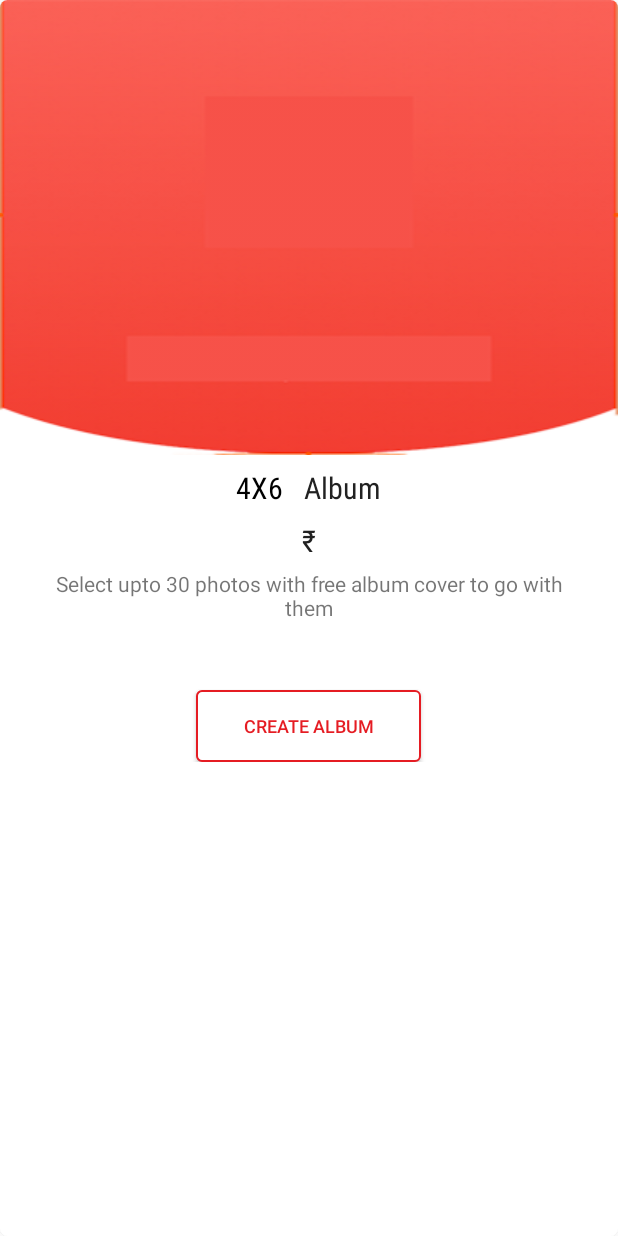
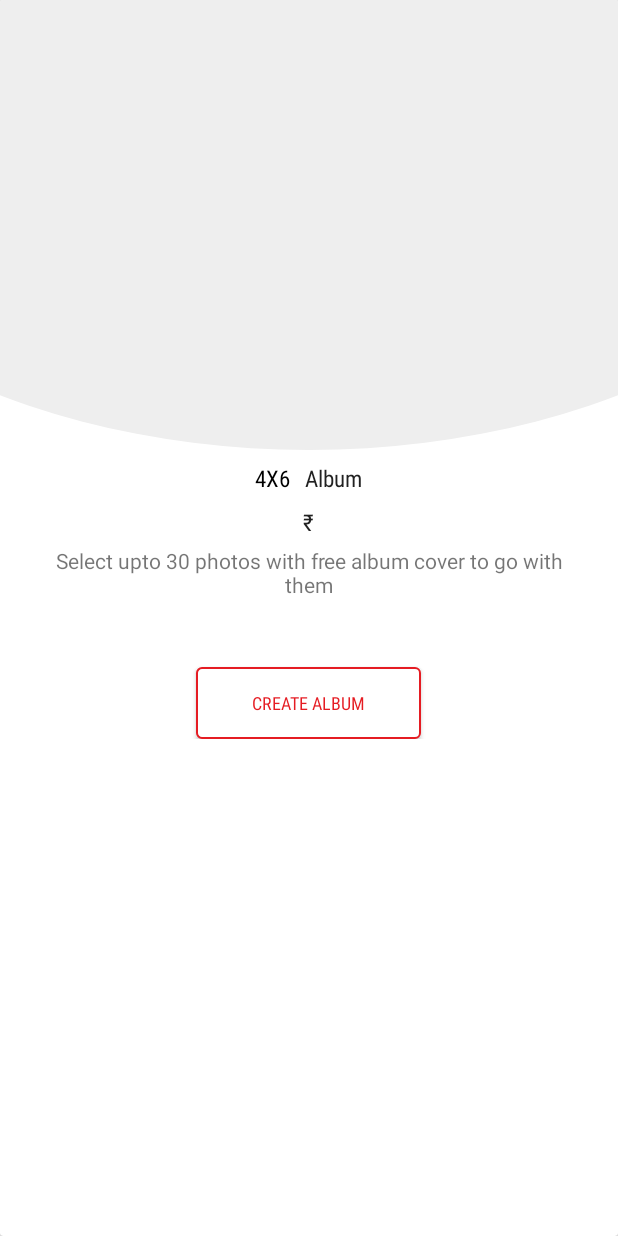
Before and after one commit to narmwarevrushali/album1, an Android app: the layout card_album_next.xml on its own in the app's theme, with its tools: preview values and no code run, on a phone screen of 412 x 824 dp. Run offline under Robolectric (Android 15) with nearby library versions, the phone set to English and light mode, and no system bars.

Commit message:
1. semicircle layout added. 2. styles -> font size changed.

```diff
--- /dev/null
+++ b/app/src/main/res/drawable/semicircle_shape.xml
@@ -0,0 +1,12 @@
+<?xml version="1.0" encoding="utf-8"?>
+<layer-list xmlns:android="http://schemas.android.com/apk/res/android">
+    <item
+        android:left="-190dp"
+        android:right="-190dp"
+        android:top="-200dp">
+        <shape xmlns:android="http://schemas.android.com/apk/res/android"
+            android:shape="oval">
+            <solid android:color="@color/grey_200" />
+        </shape>
+    </item>
+</layer-list>
--- a/app/src/main/res/layout/card_album_next.xml
+++ b/app/src/main/res/layout/card_album_next.xml
@@ -9,21 +9,20 @@
         android:id="@+id/album_card"
         android:layout_width="match_parent"
         android:layout_height="match_parent"
-        app:cardCornerRadius="5dp">
+        >
 
         <LinearLayout
             android:layout_width="match_parent"
             android:layout_height="wrap_content"
             android:orientation="vertical">
 
-            <ImageView
+            <LinearLayout
+                android:orientation="vertical"
                 android:id="@+id/img_album"
                 android:layout_gravity="center"
                 android:layout_width="match_parent"
-                android:layout_height="match_parent"
-                android:background="@drawable/curved" />
-
-
+                android:layout_height="300dp"
+                android:background="@drawable/semicircle_shape" />
 
             <LinearLayout
                 android:layout_width="wrap_content"
@@ -56,7 +55,7 @@
                         style="@style/small_title_textStyle"
                         android:text=" Album"
                         android:textColor="@color/grey_900"
-                        android:textSize="20dp" />
+                         />
 
                 </LinearLayout>
 
@@ -97,8 +96,7 @@
                     android:id="@+id/bt_card_album_create"
                     android:layout_marginTop="45dp"
                     android:text="CREATE ALBUM"
-                    android:textSize="12sp"
-
+                    style="@style/buttonStyle"
                     android:textColor="@color/colorPrimary"
                     android:background="@drawable/button_album_card"
                     android:layout_width="150dp"
--- a/app/src/main/res/layout/fragment_album.xml
+++ b/app/src/main/res/layout/fragment_album.xml
@@ -27,11 +27,8 @@
             <android.support.v7.widget.RecyclerView
                 android:id="@+id/recycler"
                 android:layout_marginBottom="5dp"
-                android:layout_marginLeft="5dp"
-                android:layout_marginRight="5dp"
                 android:layout_width="match_parent"
                 android:layout_height="match_parent"
-                android:layout_margin="3dp"
                 android:scrollbars="vertical"/>
 
         </LinearLayout>
--- a/app/src/main/res/layout/fragment_cart_empty.xml
+++ b/app/src/main/res/layout/fragment_cart_empty.xml
@@ -37,14 +37,14 @@
 
         <Button
             android:id="@+id/btn_back"
-            android:background="@drawable/button_shape_menu"
+            android:background="@drawable/button_dialog"
             android:padding="4dp"
             android:layout_marginTop="70dp"
-            android:textColor="@android:color/white"
+            android:textColor="@color/colorPrimary"
             android:text="Back to main menu"
             style="@style/buttonStyle"
             android:layout_centerInParent="true"
-            android:layout_width="wrap_content"
+            android:layout_width="150dp"
             android:layout_height="wrap_content" />
 
 </LinearLayout>
--- a/app/src/main/res/layout/fragment_cart_full.xml
+++ b/app/src/main/res/layout/fragment_cart_full.xml
@@ -254,10 +254,10 @@
         android:background="@android:color/transparent"
         android:singleLine="true"
         android:ellipsize="end"
+        style="@style/buttonStyle"
         android:layout_toLeftOf="@+id/redeem"
         android:layout_centerInParent="true"
         android:textColor="@color/yellow_700"
-        android:textAllCaps="false"
         android:layout_width="match_parent"
         android:layout_height="wrap_content" />
 
--- a/app/src/main/res/layout/fragment_profile.xml
+++ b/app/src/main/res/layout/fragment_profile.xml
@@ -195,7 +195,6 @@
                         android:text="Order Tracking &amp; Receipts"
                         style="@style/textStyle"
                         android:gravity="center"
-                        android:textSize="15sp"
                         android:layout_width="wrap_content"
                         android:layout_height="wrap_content" />
 </LinearLayout>
--- a/app/src/main/res/values-v16/styles.xml
+++ b/app/src/main/res/values-v16/styles.xml
@@ -4,24 +4,24 @@
     <style name="textStyle">
         <item name="android:fontFamily">sans-serif-condensed</item>
         <item name="android:textColor">@android:color/black</item>
-        <item name="android:textSize">16sp</item>
+        <item name="android:textSize">13sp</item>
     </style>
 
     <style name="small_title_textStyle">
         <item name="android:fontFamily">sans-serif-condensed</item>
         <item name="android:textColor">@android:color/black</item>
-        <item name="android:textSize">20sp</item>
+        <item name="android:textSize">15sp</item>
     </style>
 
     <style name="big_title_textStyle">
         <item name="android:fontFamily">sans-serif-condensed</item>
         <item name="android:textColor">@android:color/black</item>
-        <item name="android:textSize">30sp</item>
+        <item name="android:textSize">20sp</item>
     </style>
 
     <style name="buttonStyle">
         <item name="android:fontFamily">sans-serif-condensed</item>
         <item name="android:textColor">@android:color/white</item>
-        <item name="android:textSize">15sp</item>
+        <item name="android:textSize">12sp</item>
     </style>
 </resources>
```
